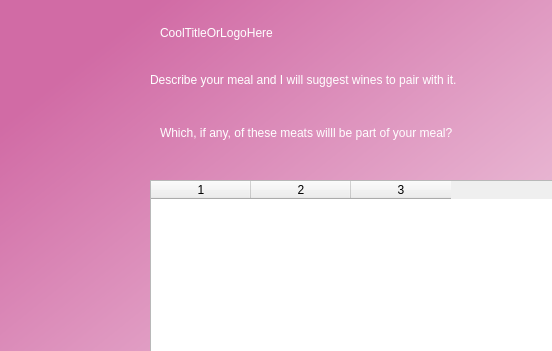
The window that main_form.ui (acolburn/food_wine_gui) describes before a commit, drawn with Qt 5; both pictures show x 0 to 552 and y 0 to 351 of the 800 by 600 pixel window.
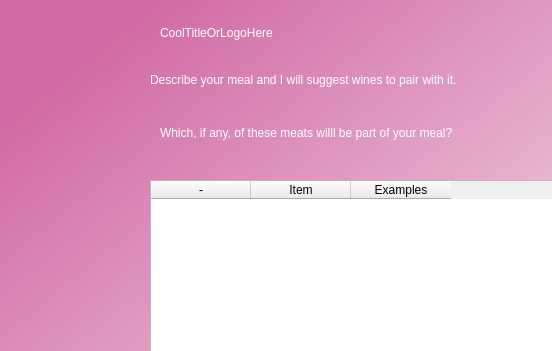
The same window after the commit.

Commit message: item choices displayed in table, new screens for each category OK

What changed in the file:
```diff
--- a/main_form.ui
+++ b/main_form.ui
@@ -145,9 +145,21 @@
     <attribute name="horizontalHeaderVisible">
      <bool>true</bool>
     </attribute>
-    <column/>
-    <column/>
-    <column/>
+    <column>
+     <property name="text">
+      <string>-</string>
+     </property>
+    </column>
+    <column>
+     <property name="text">
+      <string>Item</string>
+     </property>
+    </column>
+    <column>
+     <property name="text">
+      <string>Examples</string>
+     </property>
+    </column>
    </widget>
   </widget>
  </widget>
```
Left out of the diff: 2 changed lines with no effect on the pictures. The commit also changes 2 other files.
